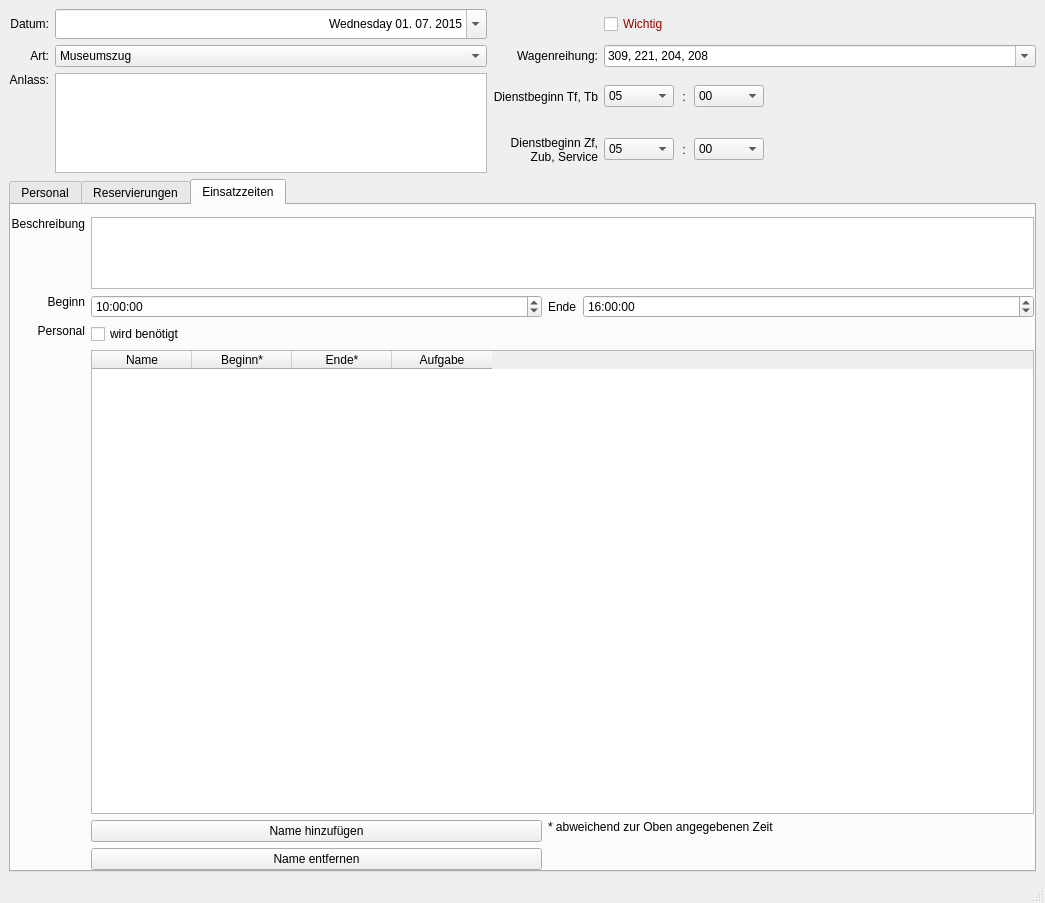
Qt form Programm/fahrtagwindow.ui (philjosch/Einsatzplaner) before a commit.
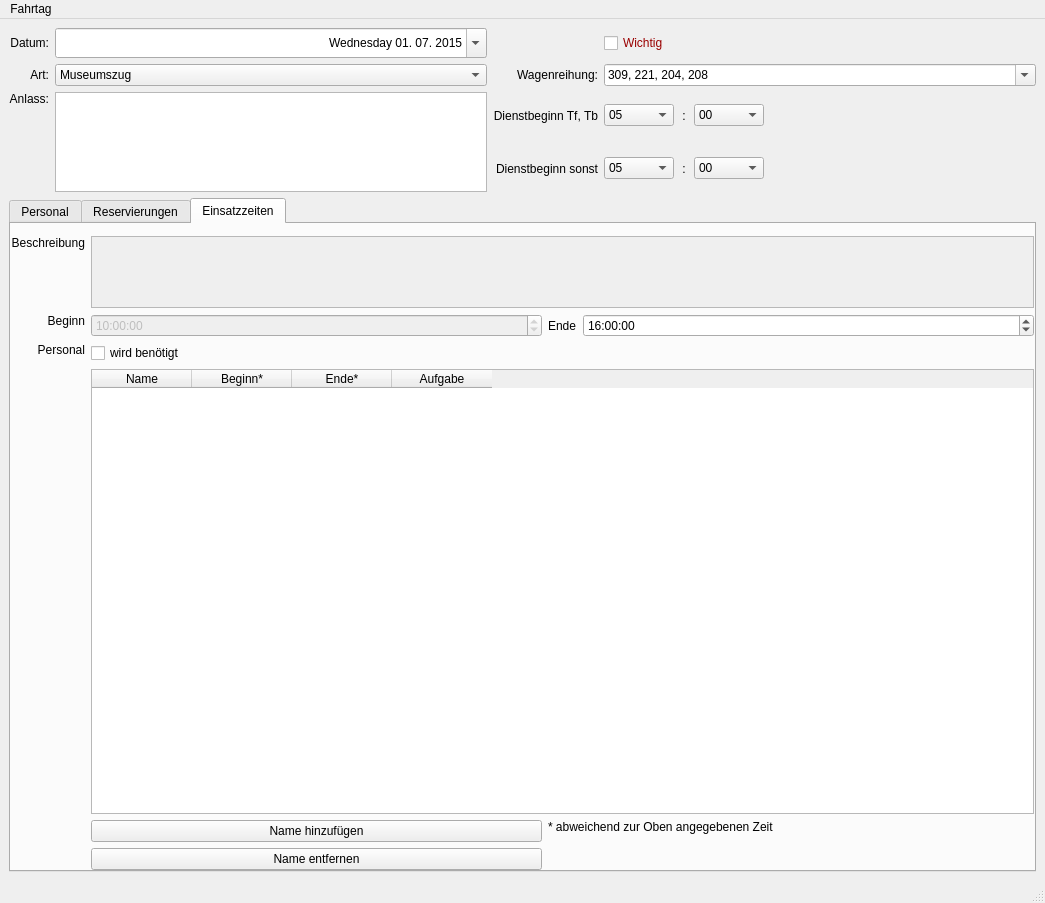
The same form after that commit. The open tabs and pages were chosen to show the change. Custom widgets are drawn as their Qt base class.

Diff of the .ui file:
```diff
--- a/Programm/fahrtagwindow.ui
+++ b/Programm/fahrtagwindow.ui
@@ -94,8 +94,7 @@
          <string notr="true"/>
         </property>
         <property name="text">
-         <string>Dienstbeginn Zf, 
-Zub, Service</string>
+         <string>Dienstbeginn sonst</string>
         </property>
         <property name="alignment">
          <set>Qt::AlignRight|Qt::AlignTrailing|Qt::AlignVCenter</set>
@@ -1271,6 +1270,9 @@
         </item>
         <item row="0" column="1" colspan="3">
          <widget class="QPlainTextEdit" name="plainBeschreibung">
+          <property name="enabled">
+           <bool>false</bool>
+          </property>
           <property name="sizePolicy">
            <sizepolicy hsizetype="Expanding" vsizetype="MinimumExpanding">
             <horstretch>0</horstretch>
@@ -1306,6 +1308,9 @@
         </item>
         <item row="1" column="1">
          <widget class="QTimeEdit" name="timeBeginn">
+          <property name="enabled">
+           <bool>false</bool>
+          </property>
           <property name="time">
            <time>
             <hour>10</hour>
@@ -1413,6 +1418,17 @@
      <height>22</height>
     </rect>
    </property>
+   <widget class="QMenu" name="menuFahrtag">
+    <property name="title">
+     <string>Fahrtag</string>
+    </property>
+    <addaction name="actionSchlie_en"/>
+    <addaction name="separator"/>
+    <addaction name="actionL_schen"/>
+    <addaction name="separator"/>
+    <addaction name="actionDrucken"/>
+   </widget>
+   <addaction name="menuFahrtag"/>
   </widget>
   <widget class="QStatusBar" name="statusbar"/>
  </widget>
```
Left out of the diff: 47 changed lines with no effect on the pictures.
